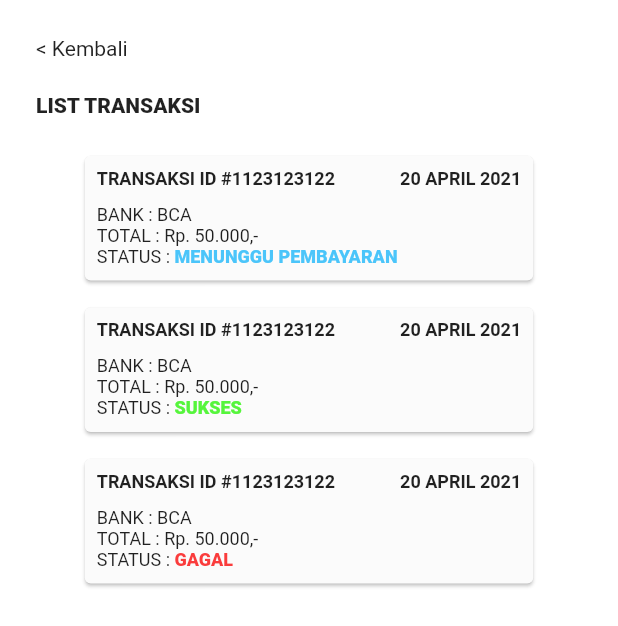
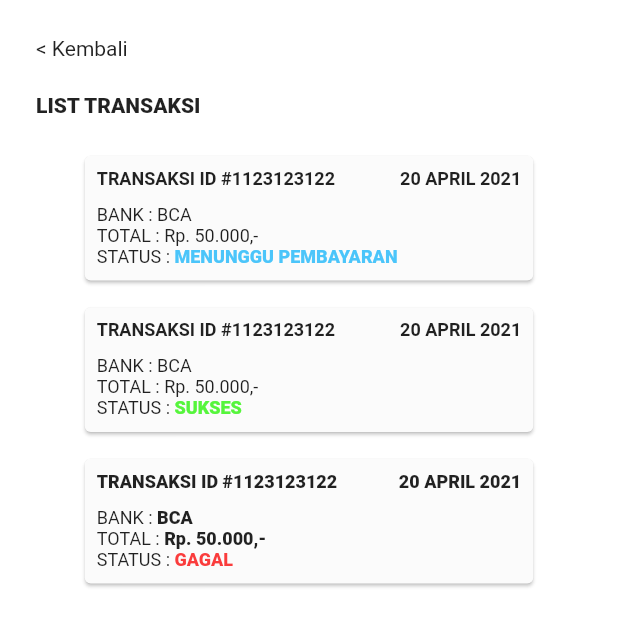
Before and after one commit to VPIlham/TelekonsulApp, a Flutter app: the screen it shows after launch, on a phone screen of 412 x 824 dp. Shown: the top 626 px of the screen. Run offline on Flutter 3.47's test engine with Material 2 defaults, Android fonts, the phone set to English and light mode, and no system bars; our stand-ins replace cloud_firestore, email_validator, firebase_auth, firebase_core, flushbar, sizer; accounts and stored records are empty.

Commit message:
update style

```diff
--- a/lib/page/list_transaksi_user.dart
+++ b/lib/page/list_transaksi_user.dart
@@ -244,13 +244,14 @@ class _ListTransaksiUserState extends State<ListTransaksiUser> {
                                   "TRANSAKSI ID #1123123122",
                                   style: TextStyle(
                                       fontSize: 12,
-                                      fontWeight: FontWeight.w700),
+                                      fontWeight: FontWeight.w800),
                                 ),
                                 Text(
                                   "20 APRIL 2021",
                                   style: TextStyle(
-                                      fontSize: 12,
-                                      fontWeight: FontWeight.w700),
+                                    fontSize: 12,
+                                    fontWeight: FontWeight.w800,
+                                  ),
                                 ),
                               ],
                             ),
@@ -270,6 +271,7 @@ class _ListTransaksiUserState extends State<ListTransaksiUser> {
                                   "BCA",
                                   style: TextStyle(
                                     fontSize: 12,
+                                    fontWeight: FontWeight.w800,
                                   ),
                                 ),
                               ],
@@ -287,6 +289,7 @@ class _ListTransaksiUserState extends State<ListTransaksiUser> {
                                   "Rp. 50.000,-",
                                   style: TextStyle(
                                     fontSize: 12,
+                                    fontWeight: FontWeight.w800,
                                   ),
                                 ),
                               ],
```
